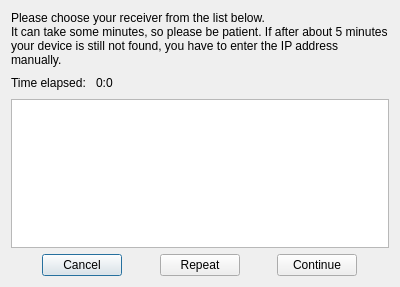
AceOfSnakes/AvrPioRemote, file autosearchdialog.ui: the form before one commit.
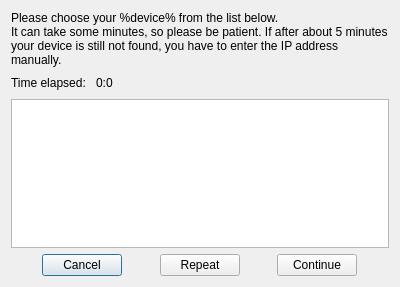
The form after the commit.

The edit to the form file:
```diff
--- a/autosearchdialog.ui
+++ b/autosearchdialog.ui
@@ -17,7 +17,7 @@
    <item>
     <widget class="QLabel" name="label_2">
      <property name="text">
-      <string>Please choose your receiver from the list below.
+      <string>Please choose your %device% from the list below.
 It can take some minutes, so please be patient. If after about 5 minutes your device is still not found, you have to enter the IP address manually.</string>
      </property>
      <property name="textFormat">
```
